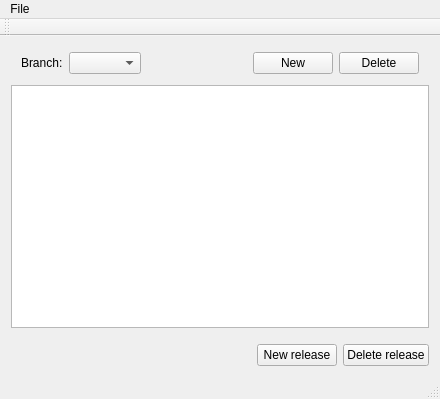
Before: the Qt Designer form manager/ArduinoUpdateManager/mainwindow.ui in kdgoup/arduinoupdater, drawn with Qt 5.
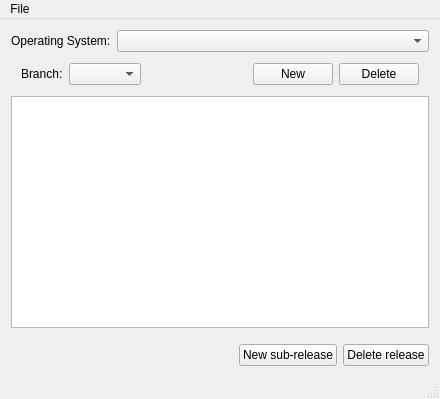
After: the same form once the commit is applied.

Patch:
```diff
--- a/manager/ArduinoUpdateManager/mainwindow.ui
+++ b/manager/ArduinoUpdateManager/mainwindow.ui
@@ -17,6 +17,36 @@
    <layout class="QHBoxLayout" name="horizontalLayout_2">
     <item>
      <layout class="QVBoxLayout" name="mainLayout">
+      <item>
+       <layout class="QHBoxLayout" name="horizontalLayout_5">
+        <property name="topMargin">
+         <number>0</number>
+        </property>
+        <item>
+         <widget class="QLabel" name="label_2">
+          <property name="sizePolicy">
+           <sizepolicy hsizetype="Minimum" vsizetype="Preferred">
+            <horstretch>0</horstretch>
+            <verstretch>0</verstretch>
+           </sizepolicy>
+          </property>
+          <property name="text">
+           <string>Operating System:</string>
+          </property>
+         </widget>
+        </item>
+        <item>
+         <widget class="QComboBox" name="osComboBox">
+          <property name="sizePolicy">
+           <sizepolicy hsizetype="Expanding" vsizetype="Fixed">
+            <horstretch>0</horstretch>
+            <verstretch>0</verstretch>
+           </sizepolicy>
+          </property>
+         </widget>
+        </item>
+       </layout>
+      </item>
       <item>
        <layout class="QHBoxLayout" name="horizontalLayout">
         <property name="leftMargin">
@@ -107,7 +137,7 @@
         <item>
          <widget class="QPushButton" name="newReleaseButton">
           <property name="text">
-           <string>New release</string>
+           <string>New sub-release</string>
           </property>
          </widget>
         </item>
@@ -143,14 +173,6 @@
    </widget>
    <addaction name="menuFile"/>
   </widget>
-  <widget class="QToolBar" name="mainToolBar">
-   <attribute name="toolBarArea">
-    <enum>TopToolBarArea</enum>
-   </attribute>
-   <attribute name="toolBarBreak">
-    <bool>false</bool>
-   </attribute>
-  </widget>
   <widget class="QStatusBar" name="statusBar"/>
   <action name="actionOpen">
    <property name="text">
```
Left out of the diff: 71 changed lines with no effect on the pictures.
